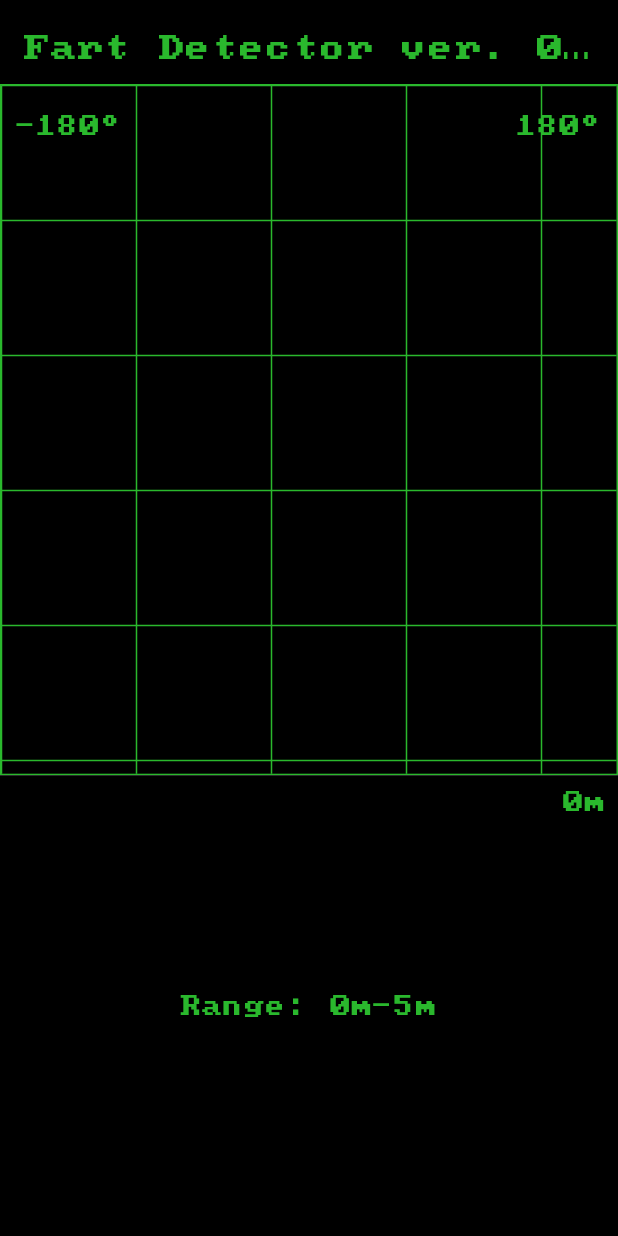
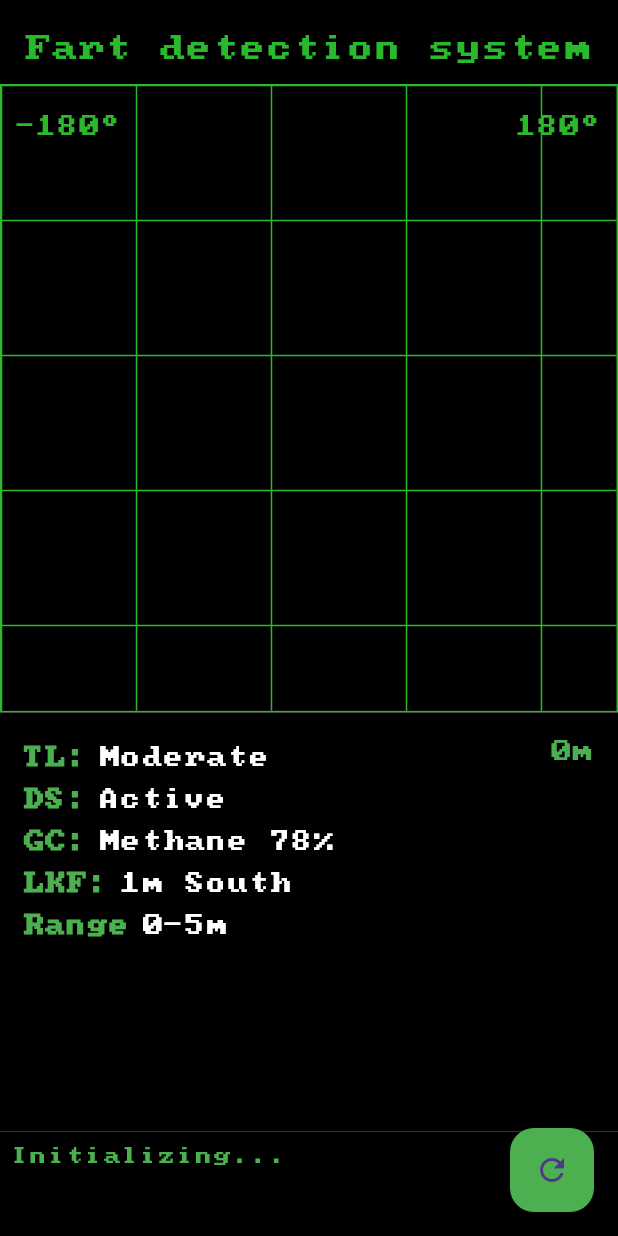
Before and after one commit to aomazic/fart_detector, a Flutter app: the screen it shows after launch, on a phone screen of 412 x 824 dp. Run offline on Flutter 3.47's test engine with Material 3 defaults, Android fonts, the light colour scheme and no system bars.

Commit message:
Flavor stuff

```diff
--- a/lib/main.dart
+++ b/lib/main.dart
@@ -15,7 +15,6 @@ class MyApp extends StatelessWidget {
       theme: ThemeData(
         fontFamily: 'pcsenior',
         textTheme: const TextTheme(
-          headlineLarge: TextStyle(color: Color(0xFF2AB82D)),
           bodyLarge: TextStyle(color: Color(0xFF2AB82D)),
           bodyMedium: TextStyle(color: Color(0xFF2AB82D)),
         ),
--- a/lib/pages/home.dart
+++ b/lib/pages/home.dart
@@ -1,14 +1,44 @@
 import 'package:fart_detector/radar_painter.dart';
 import 'package:flutter/material.dart';
 
-class HomePage extends StatelessWidget {
+class HomePage extends StatefulWidget {
   const HomePage({super.key});
+
+  @override
+  State<HomePage> createState() => _HomePageState();
+}
+
+class _HomePageState extends State<HomePage> {
+  // Dynamic values for info panel
+  String threatLevel = 'Moderate';
+  String detectionStatus = 'Active';
+  String gasComposition = 'Methane 78%';
+  String lastKnownFart = '1m South';
+
+  // Console messages
+  List<String> consoleMessages = ['Initializing...'];
+
+  // Simulating a new fart detection
+  void detectFart() {
+    setState(() {
+      consoleMessages.add('New Fart Detected!');
+      threatLevel = 'High';
+      detectionStatus = 'Detected at 3 o\'clock';
+      gasComposition = 'Methane 95%';
+      lastKnownFart = '2m West';
+    });
+  }
 
   @override
   Widget build(BuildContext context) {
     return Scaffold(
       appBar: buildAppBar(),
       body: buildBody(),
+      floatingActionButton: FloatingActionButton(
+        onPressed: detectFart, // Simulate a new detection on button press
+        backgroundColor: Colors.green,
+        child: const Icon(Icons.refresh),
+      ),
     );
   }
 
@@ -16,12 +46,16 @@ class HomePage extends StatelessWidget {
     return Column(
       children: [
         Expanded(
-          flex: 3,
+          flex: 6,
           child: buildRadar(),
         ),
         Expanded(
-          flex: 2,
+          flex: 4,
           child: buildInfoPanel(),
+        ),
+        Expanded(
+          flex: 1,
+          child: buildConsole(),
         ),
       ],
     );
@@ -46,24 +80,76 @@ class HomePage extends StatelessWidget {
   Widget buildInfoPanel() {
     return Container(
       color: Colors.black,
-      padding: const EdgeInsets.all(8.0),
-      child: const Stack(
+      padding: const EdgeInsets.all(16.0),
+      child: Stack(
         children: [
-          Align(
-            alignment: Alignment.center,
-            child: Text(
-              'Range: 0m-5m',
-              textAlign: TextAlign.center,
-            ),
+          Column(
+            crossAxisAlignment: CrossAxisAlignment.start,
+            children: [
+              buildInfoRow('TL:', threatLevel),
+              buildInfoRow('DS:', detectionStatus),
+              buildInfoRow('GC:', gasComposition),
+              buildInfoRow('LKF:', lastKnownFart),
+              buildInfoRow('Range', '0-5m')
+            ],
           ),
-          Align(
-            alignment: Alignment.topRight,
+          const Positioned(
+            top: 0,
+            right: 0,
             child: Text(
               '0m',
-              textAlign: TextAlign.right,
+              style: TextStyle(
+                color: Colors.green,
+                fontSize: 14,
+              ),
             ),
           ),
         ],
+      ),
+    );
+  }
+
+  Widget buildInfoRow(String label, String value) {
+    return Padding(
+      padding: const EdgeInsets.symmetric(vertical: 4.0),
+      child: Row(
+        children: [
+          Text(
+            label,
+            style: const TextStyle(
+              color: Colors.green,
+              fontWeight: FontWeight.bold,
+              fontSize: 14,
+            ),
+          ),
+          const SizedBox(width: 8),
+          Text(
+            value,
+            style: const TextStyle(
+              color: Colors.white,
+              fontSize: 14,
+            ),
+          ),
+        ],
+      ),
+    );
+  }
+
+  Widget buildConsole() {
+    return Container(
+      color: Colors.black,
+      padding: const EdgeInsets.all(8.0),
+      child: ListView.builder(
+        itemCount: consoleMessages.length,
+        itemBuilder: (context, index) {
+          return Text(
+            consoleMessages[index],
+            style: const TextStyle(
+              color: Colors.green,
+              fontSize: 12,
+            ),
+          );
+        },
       ),
     );
   }
@@ -74,7 +160,7 @@ class HomePage extends StatelessWidget {
       title: const Padding(
         padding: EdgeInsets.only(top: 10.0),
         child: Text(
-          'Fart Detector ver. 0.58',
+          'Fart detection system',
           style: TextStyle(
             color: Color(0xFF2AB82D),
             fontSize: 18,
```
